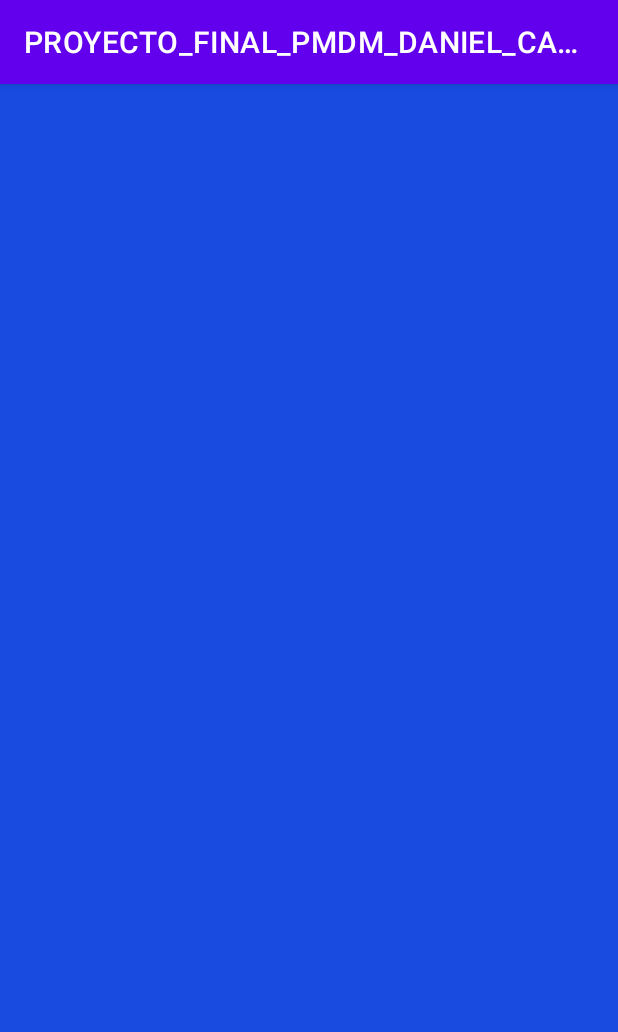
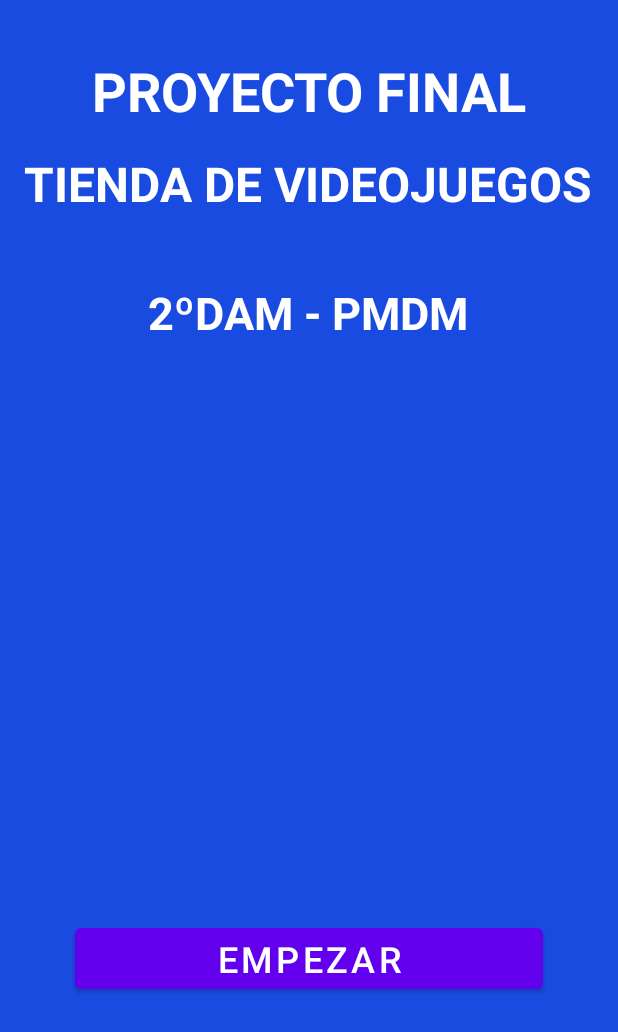
Before and after one commit to Dani1113/PROYECTO_FINAL_PMDM_DANIEL_CARMONA_SALAZAR, an Android app: the screen it shows after launch (MainActivity), on a phone screen of 412 x 824 dp. Shown: the top 1032 px of the screen. Run offline under Robolectric (Android 15) with nearby library versions, the light colour scheme and no system bars.

Commit message:
Sesión 2 17 de febrero. 2h
- Cambios en ActivityMain

```diff
--- a/app/src/main/java/com/example/proyecto_final_pmdm_daniel_carmona_salazar/Modelos/ConfiguraciónImágenesDB.java
+++ b/app/src/main/java/com/example/proyecto_final_pmdm_daniel_carmona_salazar/Modelos/ConfiguraciónImágenesDB.java
@@ -1,6 +1,6 @@
 package com.example.proyecto_final_pmdm_daniel_carmona_salazar.Modelos;
 
 public class ConfiguraciónImágenesDB {
-    public static final int ANCHO_FOTO = 200;
-    public static final int ALTO_FOTO = 100;
+    public static final int ANCHO_FOTO = 100;
+    public static final int ALTO_FOTO = 200;
 }
--- a/app/src/main/res/layout/activity_main.xml
+++ b/app/src/main/res/layout/activity_main.xml
@@ -5,4 +5,61 @@
     android:layout_width="match_parent"
     android:layout_height="match_parent"
     android:background="@color/fondo"
-    tools:context=".MainActivity" />
+    tools:context=".MainActivity" >
+
+    <TextView
+        android:id="@+id/textView"
+        android:layout_width="wrap_content"
+        android:layout_height="wrap_content"
+        android:layout_marginTop="36dp"
+        android:text="@string/proyecto_final"
+        android:textColor="@color/white"
+        android:textSize="36sp"
+        android:textStyle="bold"
+        app:layout_constraintEnd_toEndOf="parent"
+        app:layout_constraintStart_toStartOf="parent"
+        app:layout_constraintTop_toTopOf="parent" />
+
+    <TextView
+        android:id="@+id/textView4"
+        android:layout_width="wrap_content"
+        android:layout_height="wrap_content"
+        android:layout_marginTop="44dp"
+        android:text="@string/_2_dam_pmdm"
+        android:textColor="@color/white"
+        android:textSize="30sp"
+        android:textStyle="bold"
+        app:layout_constraintEnd_toEndOf="@+id/textView2"
+        app:layout_constraintStart_toStartOf="@+id/textView2"
+        app:layout_constraintTop_toBottomOf="@+id/textView2" />
+
+    <TextView
+        android:id="@+id/textView2"
+        android:layout_width="wrap_content"
+        android:layout_height="wrap_content"
+        android:layout_marginTop="16dp"
+        android:text="@string/tienda_de_videojuegos"
+        android:textColor="@color/white"
+        android:textSize="32sp"
+        android:textStyle="bold"
+        app:layout_constraintEnd_toEndOf="@+id/textView"
+        app:layout_constraintHorizontal_bias="0.512"
+        app:layout_constraintStart_toStartOf="@+id/textView"
+        app:layout_constraintTop_toBottomOf="@+id/textView" />
+
+    <Button
+        android:id="@+id/button"
+        android:layout_width="0dp"
+        android:layout_height="wrap_content"
+        android:layout_marginStart="50dp"
+        android:layout_marginLeft="50dp"
+        android:layout_marginTop="384dp"
+        android:layout_marginEnd="50dp"
+        android:layout_marginRight="50dp"
+        android:text="EMPEZAR"
+        android:textSize="24sp"
+        app:layout_constraintEnd_toEndOf="parent"
+        app:layout_constraintStart_toStartOf="parent"
+        app:layout_constraintTop_toBottomOf="@+id/textView4" />
+
+</androidx.constraintlayout.widget.ConstraintLayout>
--- a/app/src/main/res/values/strings.xml
+++ b/app/src/main/res/values/strings.xml
@@ -1,3 +1,6 @@
 <resources>
     <string name="app_name">PROYECTO_FINAL_PMDM_DANIEL_CARMONA_SALAZAR</string>
+    <string name="proyecto_final">PROYECTO FINAL</string>
+    <string name="tienda_de_videojuegos">TIENDA DE VIDEOJUEGOS</string>
+    <string name="_2_dam_pmdm">2ºDAM - PMDM</string>
 </resources>
--- a/app/src/main/res/values/themes.xml
+++ b/app/src/main/res/values/themes.xml
@@ -1,6 +1,6 @@
 <resources xmlns:tools="http://schemas.android.com/tools">
     <!-- Base application theme. -->
-    <style name="Theme.PROYECTO_FINAL_PMDM_DANIEL_CARMONA_SALAZAR" parent="Theme.MaterialComponents.DayNight.DarkActionBar">
+    <style name="Theme.PROYECTO_FINAL_PMDM_DANIEL_CARMONA_SALAZAR" parent="Theme.MaterialComponents.DayNight.NoActionBar">
         <!-- Primary brand color. -->
         <item name="colorPrimary">@color/purple_500</item>
         <item name="colorPrimaryVariant">@color/purple_700</item>
```
